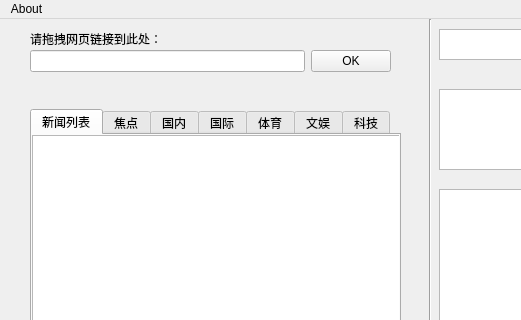
Before: the Qt Designer form news0.ui in youzipi/news-desktop, drawn with Qt 5; both pictures show x 0 to 521 and y 0 to 320 of the 880 by 620 pixel window.
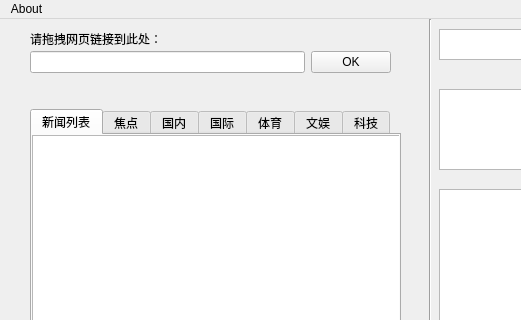
After: the same form once the commit is applied.

Commit message: 新ui：news1.ui 按钮样式修改 布局修改->splitter，窗口变化，部件跟随

```diff
--- a/news0.ui
+++ b/news0.ui
@@ -418,7 +418,7 @@
       <x>30</x>
       <y>30</y>
       <width>361</width>
-      <height>25</height>
+      <height>26</height>
      </rect>
     </property>
     <layout class="QHBoxLayout" name="horizontalLayout">
```
Left out of the diff: 17 changed lines with no effect on the pictures. The commit also changes 3 other files.
